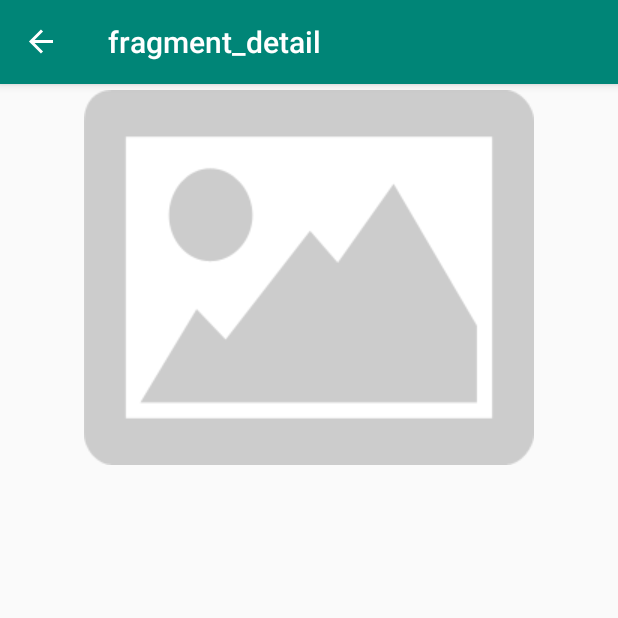
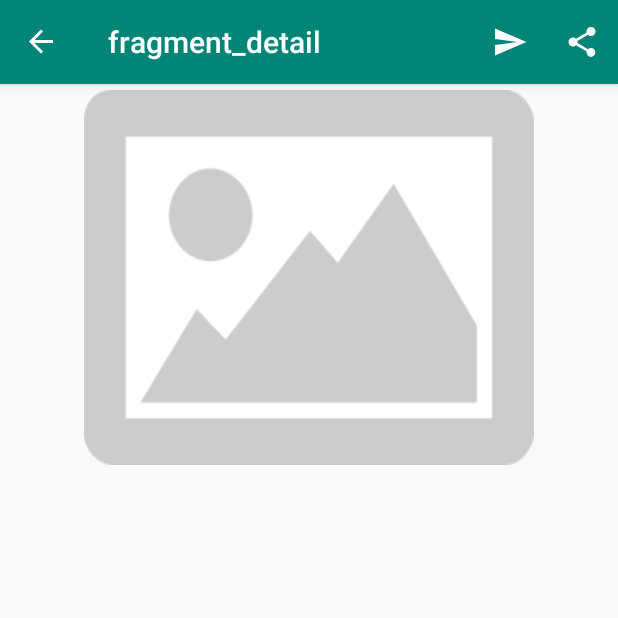
Before and after one commit to RachmanForniandi/DogspediaKotlin, an Android app: the DetailFragment screen opened through its navigation route, on a phone screen of 412 x 824 dp, the top half of it. Run offline under Robolectric (Android 15) with nearby library versions, the phone set to English and light mode, and no system bars; our stand-ins replace Room's generated code, RxJava, data binding, navigation-ui; libraries missing offline, so code that uses them is left out: androidx.palette.graphics; network calls fail; pictures from the network do not load.

Commit message:
build menu on detail done.

```diff
--- a/app/src/main/java/com/example/dogspediakotlin/views/fragments/DetailFragment.kt
+++ b/app/src/main/java/com/example/dogspediakotlin/views/fragments/DetailFragment.kt
@@ -3,13 +3,12 @@ package com.example.dogspediakotlin.views.fragments
 import android.graphics.Bitmap
 import android.graphics.drawable.Drawable
 import android.os.Bundle
+import android.view.*
 import androidx.fragment.app.Fragment
-import android.view.LayoutInflater
-import android.view.View
-import android.view.ViewGroup
 import androidx.databinding.DataBindingUtil
 import androidx.lifecycle.Observer
 import androidx.lifecycle.ViewModelProviders
+import androidx.navigation.Navigation
 import androidx.palette.graphics.Palette
 import com.bumptech.glide.Glide
 import com.bumptech.glide.request.target.CustomTarget
@@ -35,6 +34,7 @@ class DetailFragment : Fragment() {
     ): View? {
         // Inflate the layout for this fragment
         //return inflater.inflate(R.layout.fragment_detail, container, false)
+        setHasOptionsMenu(true)
         dataBinding = DataBindingUtil.inflate(inflater,R.layout.fragment_detail, container, false)
         return dataBinding.root
     }
@@ -89,4 +89,22 @@ class DetailFragment : Fragment() {
             })
     }
 
+    override fun onCreateOptionsMenu(menu: Menu, inflater: MenuInflater) {
+        super.onCreateOptionsMenu(menu, inflater)
+        inflater.inflate(R.menu.detail_menu,menu)
+    }
+
+    override fun onOptionsItemSelected(item: MenuItem): Boolean {
+        when(item.itemId){
+            R.id.action_send_sms ->{
+                view?.let {}
+            }
+
+            R.id.action_share ->{
+                view?.let {}
+            }
+        }
+        return super.onOptionsItemSelected(item)
+    }
+
 }
--- /dev/null
+++ b/app/src/main/res/drawable/ic_send.xml
@@ -0,0 +1,11 @@
+<vector xmlns:android="http://schemas.android.com/apk/res/android"
+    android:width="24dp"
+    android:height="24dp"
+    android:viewportWidth="24"
+    android:viewportHeight="24"
+    android:tint="?attr/colorControlNormal"
+    android:autoMirrored="true">
+  <path
+      android:fillColor="@android:color/white"
+      android:pathData="M2.01,21L23,12 2.01,3 2,10l15,2 -15,2z"/>
+</vector>
--- /dev/null
+++ b/app/src/main/res/drawable/ic_share.xml
@@ -0,0 +1,10 @@
+<vector xmlns:android="http://schemas.android.com/apk/res/android"
+    android:width="24dp"
+    android:height="24dp"
+    android:viewportWidth="24"
+    android:viewportHeight="24"
+    android:tint="?attr/colorControlNormal">
+  <path
+      android:fillColor="@android:color/white"
+      android:pathData="M18,16.08c-0.76,0 -1.44,0.3 -1.96,0.77L8.91,12.7c0.05,-0.23 0.09,-0.46 0.09,-0.7s-0.04,-0.47 -0.09,-0.7l7.05,-4.11c0.54,0.5 1.25,0.81 2.04,0.81 1.66,0 3,-1.34 3,-3s-1.34,-3 -3,-3 -3,1.34 -3,3c0,0.24 0.04,0.47 0.09,0.7L8.04,9.81C7.5,9.31 6.79,9 6,9c-1.66,0 -3,1.34 -3,3s1.34,3 3,3c0.79,0 1.5,-0.31 2.04,-0.81l7.12,4.16c-0.05,0.21 -0.08,0.43 -0.08,0.65 0,1.61 1.31,2.92 2.92,2.92 1.61,0 2.92,-1.31 2.92,-2.92s-1.31,-2.92 -2.92,-2.92z"/>
+</vector>
--- /dev/null
+++ b/app/src/main/res/menu/detail_menu.xml
@@ -0,0 +1,16 @@
+<?xml version="1.0" encoding="utf-8"?>
+<menu xmlns:android="http://schemas.android.com/apk/res/android"
+        xmlns:app="http://schemas.android.com/apk/res-auto">
+    <item
+            android:id="@+id/action_send_sms"
+            android:title="@string/send_sms"
+            android:icon="@drawable/ic_send"
+            app:showAsAction="ifRoom"/>
+
+    <item
+            android:id="@+id/action_share"
+            android:title="@string/share"
+            android:icon="@drawable/ic_share"
+            app:showAsAction="ifRoom"/>
+
+</menu>
--- a/app/src/main/res/values/strings.xml
+++ b/app/src/main/res/values/strings.xml
@@ -8,4 +8,6 @@
     <string name="img_dog">imageDog</string>
     <string name="dog_lifespan">LifeSpan</string>
     <string name="settings">Settings</string>
+    <string name="send_sms">Send SMS</string>
+    <string name="share">Share</string>
 </resources>
```
